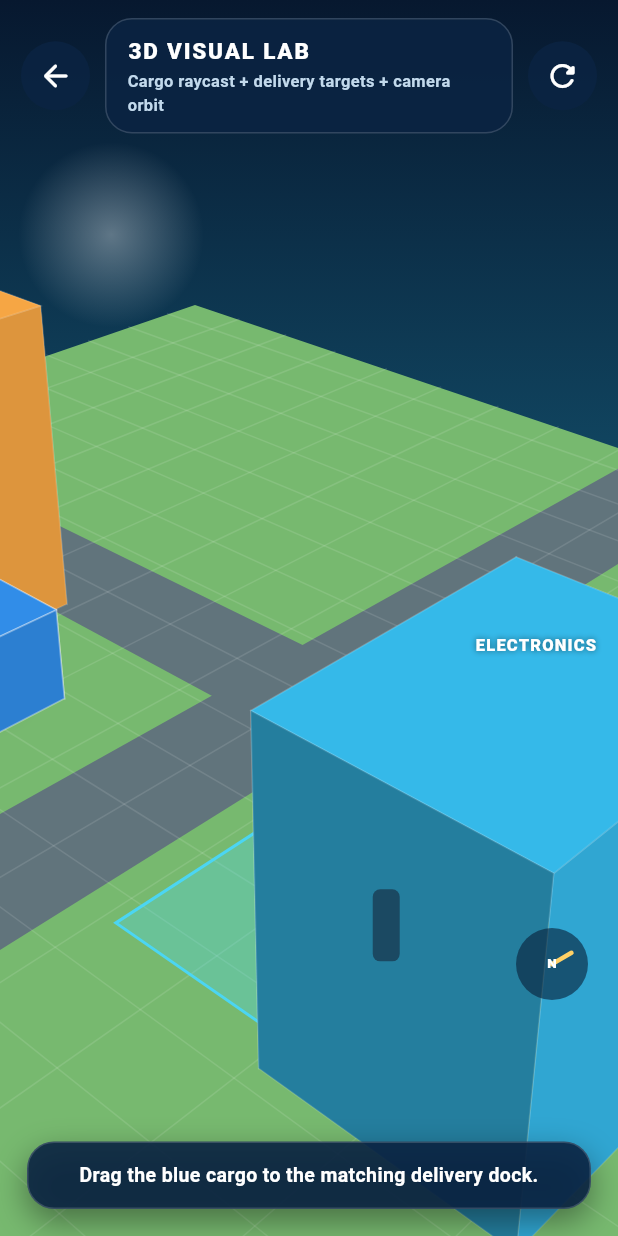
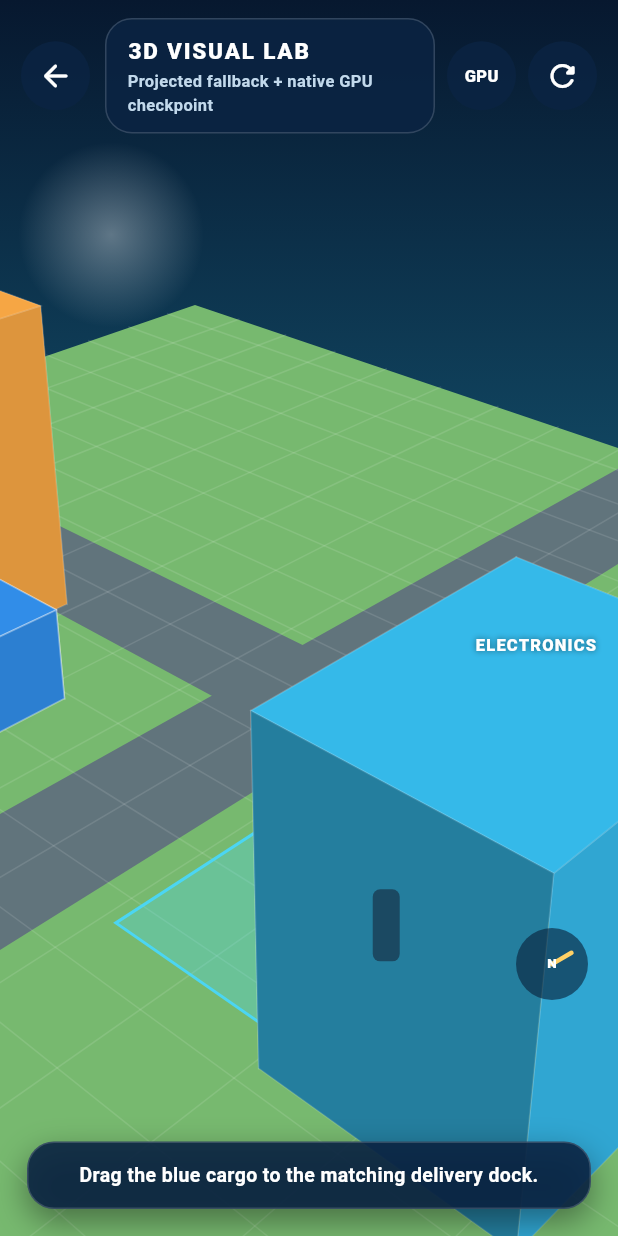
Before and after one commit to walidatiyaai2025-gif/CARGame, a Flutter app: the Realtime3dPreviewScreen screen opened directly, on a phone screen of 412 x 824 dp. Run offline on Flutter 3.47's test engine with Material 3 defaults, Android fonts, the light colour scheme and no system bars; our stand-ins replace google_mobile_ads, shared_preferences; missing offline and left inert: three_js; accounts and stored records are empty; Roboto replaces fonts that are missing (Arial); statements that could not run were skipped.

Commit message:
RT3D-002: expose native 3D from visual lab

```diff
--- a/lib/features/realtime_3d/realtime_3d_preview_screen.dart
+++ b/lib/features/realtime_3d/realtime_3d_preview_screen.dart
@@ -7,6 +7,7 @@ import '../../core/domain/realtime_3d/cargo_interaction.dart';
 import '../../core/domain/realtime_3d/geometry.dart';
 import '../../core/settings/visual_effects_preference_scope.dart';
 import 'projected_realtime_3d_scene.dart';
+import 'three_js_realtime_3d_screen.dart';
 
 class Realtime3dPreviewScreen extends StatefulWidget {
   const Realtime3dPreviewScreen({super.key});
@@ -41,6 +42,14 @@ class _Realtime3dPreviewScreenState extends State<Realtime3dPreviewScreen> {
   void dispose() {
     _scene.dispose();
     super.dispose();
+  }
+
+  Future<void> _openNative3d() async {
+    await Navigator.of(context).push<void>(
+      MaterialPageRoute<void>(
+        builder: (_) => const ThreeJsRealtime3dScreen(),
+      ),
+    );
   }
 
   Future<void> _handlePanStart(DragStartDetails details) async {
@@ -222,7 +231,7 @@ class _Realtime3dPreviewScreenState extends State<Realtime3dPreviewScreen> {
                                 ),
                                 SizedBox(height: 2),
                                 Text(
-                                  'Cargo raycast + delivery targets + camera orbit',
+                                  'Projected fallback + native GPU checkpoint',
                                   style: TextStyle(
                                     color: Color(0xFFC2D9EC),
                                     fontSize: 11,
@@ -233,7 +242,23 @@ class _Realtime3dPreviewScreenState extends State<Realtime3dPreviewScreen> {
                             ),
                           ),
                         ),
-                        const SizedBox(width: 10),
+                        const SizedBox(width: 8),
+                        KeyedSubtree(
+                          key: const Key('open-native-3d'),
+                          child: _RoundHudButton(
+                            tooltip: 'Open native real-time 3D scene',
+                            onTap: () => unawaited(_openNative3d()),
+                            child: const Text(
+                              'GPU',
+                              style: TextStyle(
+                                color: Colors.white,
+                                fontSize: 11,
+                                fontWeight: FontWeight.w900,
+                              ),
+                            ),
+                          ),
+                        ),
+                        const SizedBox(width: 8),
                         _RoundHudButton(
                           tooltip: 'Reset cargo',
                           onTap: _resetDemo,
```
